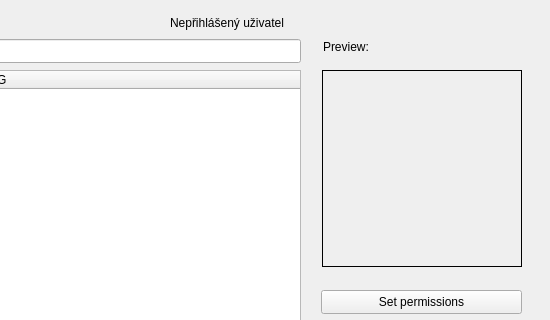
Old version of the form dlg_addLayer.ui in the repository LESPROJEKT/qgis-layman-plugin; both pictures show x 350 to 900 and y 0 to 320 of the 900 by 500 pixel window.
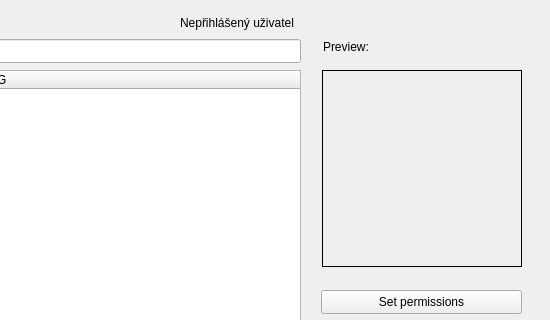
New version of the form. Custom widgets are drawn as their Qt base class.

Diff of the .ui file:
```diff
--- a/dlg_addLayer.ui
+++ b/dlg_addLayer.ui
@@ -257,7 +257,7 @@
   <widget class="QLabel" name="label_noUser">
    <property name="geometry">
     <rect>
-     <x>520</x>
+     <x>530</x>
      <y>13</y>
      <width>131</width>
      <height>20</height>
```
